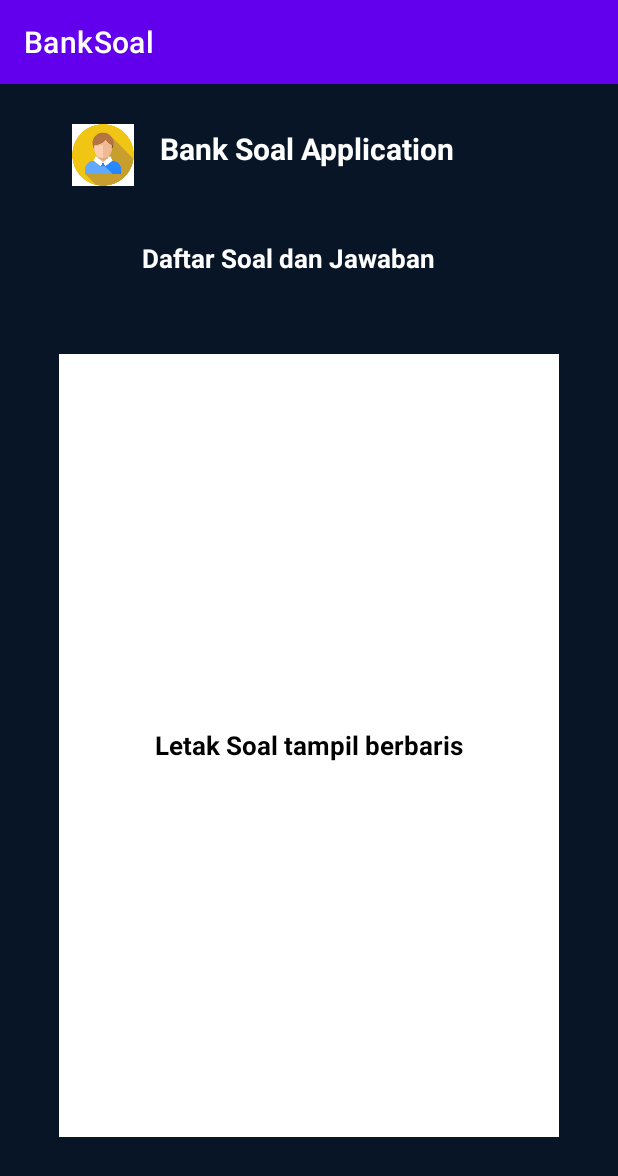
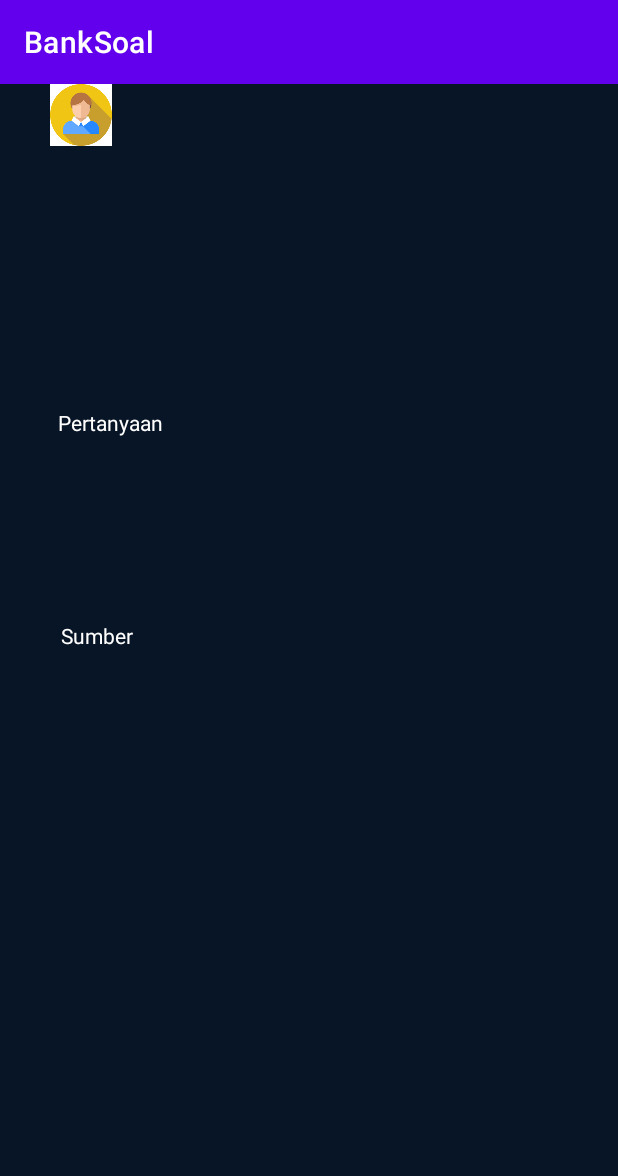
Before and after one commit to fitrialfiana/BankSoal, an Android app: the TampilSoal screen opened directly, with no data from a screen before it, on a phone screen of 412 x 824 dp. Shown: the top 1176 px of the screen. Run offline under Robolectric (Android 15) with nearby library versions, the phone set to English and light mode, and no system bars; our stand-ins replace Volley; network calls fail; 1 statement that could not run was skipped.

Commit message:
Commit9 - update CRUD upload soal

```diff
--- a/app/build.gradle
+++ b/app/build.gradle
@@ -29,8 +29,8 @@ android {
 
 dependencies {
 
-    implementation 'androidx.appcompat:appcompat:1.4.1'
-    implementation 'com.google.android.material:material:1.6.0'
+    implementation 'androidx.appcompat:appcompat:1.4.2'
+    implementation 'com.google.android.material:material:1.6.1'
     implementation 'androidx.constraintlayout:constraintlayout:2.1.4'
     implementation 'com.android.volley:volley:1.2.1'
     testImplementation 'junit:junit:4.13.2'
--- a/app/src/main/AndroidManifest.xml
+++ b/app/src/main/AndroidManifest.xml
@@ -1,19 +1,23 @@
 <?xml version="1.0" encoding="utf-8"?>
 <manifest xmlns:android="http://schemas.android.com/apk/res/android"
     package="com.example.banksoal">
+
     <uses-permission android:name="android.permission.INTERNET" />
 
     <application
         android:name=".App.AppController"
         android:allowBackup="true"
+        android:hardwareAccelerated="false"
         android:icon="@mipmap/ic_launcher"
         android:label="@string/app_name"
+        android:largeHeap="true"
         android:roundIcon="@mipmap/ic_launcher_round"
-        android:largeHeap="true"
-        android:hardwareAccelerated="false"
         android:supportsRtl="true"
         android:theme="@style/Theme.BankSoal"
         android:usesCleartextTraffic="true">
+        <activity
+            android:name=".TampilSoal2"
+            android:exported="false" />
         <activity
             android:name=".tambahUpSoal"
             android:exported="false" />
--- a/app/src/main/java/com/example/banksoal/TampilSoal.java
+++ b/app/src/main/java/com/example/banksoal/TampilSoal.java
@@ -1,14 +1,70 @@
 package com.example.banksoal;
 
 import androidx.appcompat.app.AppCompatActivity;
-
 import android.os.Bundle;
 
+import android.widget.TextView;
+import android.widget.Toast;
+import com.android.volley.Request;
+import com.android.volley.RequestQueue;
+import com.android.volley.Response;
+import com.android.volley.VolleyError;
+import com.android.volley.toolbox.StringRequest;
+import com.android.volley.toolbox.Volley;
+import org.json.JSONArray;
+import org.json.JSONException;
+import org.json.JSONObject;
+import java.util.ArrayList;
+import java.util.HashMap;
+
 public class TampilSoal extends AppCompatActivity {
+    private TextView txtpert, txtsm;
+
+    private RequestQueue requestQueue;
+    private StringRequest stringRequest;
+
+    ArrayList<HashMap<String, String>> list_data;
 
     @Override
     protected void onCreate(Bundle savedInstanceState) {
         super.onCreate(savedInstanceState);
         setContentView(R.layout.activity_tampil_soal);
+
+        String url = "http://10.0.2.2/umyTI/getdata.php";
+        txtpert = (TextView)findViewById(R.id.txtpertanyaan);
+        txtsm = (TextView)findViewById(R.id.txtsumber);
+
+        requestQueue = Volley.newRequestQueue(TampilSoal.this);
+
+        list_data = new ArrayList<HashMap<String, String>>();
+
+        stringRequest = new StringRequest(Request.Method.GET, url, new Response.Listener<String>() {
+            @Override
+            public void onResponse(String response) {
+                try {
+                    JSONObject jsonObject = new JSONObject(response);
+                    JSONArray jsonArray = jsonObject.getJSONArray("daftarsoal");
+                    for (int a = 0; a < jsonArray.length(); a ++){
+                        JSONObject json = jsonArray.getJSONObject(a);
+                        HashMap<String, String> map  = new HashMap<String, String>();
+                        map.put("id", json.getString("id"));
+                        map.put("pertanyaan", json.getString("pertanyaan"));
+                        map.put("sumber", json.getString("sumber"));
+                        list_data.add(map);
+                    }
+                    txtpert.setText(list_data.get(0).get("pertanyaan"));
+                    txtsm.setText(list_data.get(0).get("sumber"));
+                } catch (JSONException e) {
+                    e.printStackTrace();
+                }
+            }
+        }, new Response.ErrorListener() {
+            @Override
+            public void onErrorResponse(VolleyError error) {
+                Toast.makeText(TampilSoal.this, error.getMessage(), Toast.LENGTH_LONG).show();
+            }
+        });
+
+        requestQueue.add(stringRequest);
     }
 }
--- a/app/src/main/res/layout/activity_tampil_soal.xml
+++ b/app/src/main/res/layout/activity_tampil_soal.xml
@@ -1,11 +1,13 @@
 <?xml version="1.0" encoding="utf-8"?>
-<androidx.constraintlayout.widget.ConstraintLayout xmlns:android="http://schemas.android.com/apk/res/android"
+<RelativeLayout
+    xmlns:android="http://schemas.android.com/apk/res/android"
     xmlns:app="http://schemas.android.com/apk/res-auto"
     xmlns:tools="http://schemas.android.com/tools"
+    android:id="@+id/activity_tampil_soal"
     android:layout_width="match_parent"
     android:layout_height="match_parent"
     android:background="@color/blue"
-    tools:context=".TampilSoal">
+    tools:context="com.example.banksoal.TampilSoal">
 
 
     <ImageView
@@ -20,55 +22,44 @@
         app:layout_constraintLeft_toLeftOf="parent"
         app:layout_constraintRight_toRightOf="parent"
         app:layout_constraintTop_toTopOf="parent"
-        app:layout_constraintVertical_bias="0.037"
         app:srcCompat="@drawable/iconlogin" />
 
-    <TextView
-        android:id="@+id/namaapp1"
-        android:layout_width="242dp"
-        android:layout_height="39dp"
-        android:text="@string/namapp"
-        android:textColor="@color/white"
-        android:textSize="20sp"
-        android:textStyle="bold"
-        app:layout_constraintBottom_toBottomOf="parent"
-        app:layout_constraintEnd_toEndOf="parent"
-        app:layout_constraintHorizontal_bias="0.627"
-        app:layout_constraintStart_toStartOf="parent"
-        app:layout_constraintTop_toTopOf="parent"
-        app:layout_constraintVertical_bias="0.04" />
-
+    <RelativeLayout
+        android:id="@+id/relativeLayout"
+        android:layout_width="match_parent"
+        android:layout_height="250dp"
+        android:layout_alignParentBottom="true"
+        android:layout_marginBottom="340dp">
 
         <TextView
-        android:id="@+id/descSoal"
-        android:layout_width="254dp"
-        android:layout_height="27dp"
-        android:text="@string/desctampil"
+            android:id="@+id/txtpertanyaan"
+            android:layout_width="366dp"
+            android:layout_height="60dp"
+            android:layout_above="@+id/txtsumber"
+            android:layout_alignStart="@+id/txtsumber"
+            android:layout_alignLeft="@+id/txtsumber"
+            android:layout_marginStart="-2dp"
+            android:layout_marginLeft="-2dp"
+            android:layout_marginBottom="82dp"
+            android:text="Pertanyaan"
             android:textColor="@color/white"
-        android:textSize="17sp"
-        android:textStyle="bold"
-        app:layout_constraintBottom_toBottomOf="parent"
             app:layout_constraintEnd_toEndOf="parent"
-        app:layout_constraintHorizontal_bias="0.598"
-        app:layout_constraintStart_toStartOf="parent"
-        app:layout_constraintTop_toTopOf="parent"
-        app:layout_constraintVertical_bias="0.14" />
+            app:layout_constraintStart_toStartOf="parent" />
 
         <TextView
-        android:id="@+id/LetakSoal"
-        android:layout_width="333dp"
-        android:layout_height="522dp"
-        android:text="Letak Soal tampil berbaris"
-        android:textColor="@color/black"
-        android:textSize="17sp"
-        android:textStyle="bold"
-        android:gravity="center"
-        android:background="@color/white"
+            android:id="@+id/txtsumber"
+            android:layout_width="371dp"
+            android:layout_height="70dp"
+            android:layout_alignParentEnd="true"
+            android:layout_alignParentRight="true"
+            android:layout_alignParentBottom="true"
+            android:text="Sumber"
+            android:textColor="@color/white"
             app:layout_constraintBottom_toBottomOf="parent"
             app:layout_constraintEnd_toEndOf="parent"
             app:layout_constraintStart_toStartOf="parent"
-        app:layout_constraintTop_toTopOf="parent"
-        app:layout_constraintVertical_bias="0.732" />
+            app:layout_constraintTop_toBottomOf="@+id/txtpertanyaan" />
 
+    </RelativeLayout>
 
-</androidx.constraintlayout.widget.ConstraintLayout>
+</RelativeLayout>
```
Lines whose indentation alone changed are shown as unchanged.
